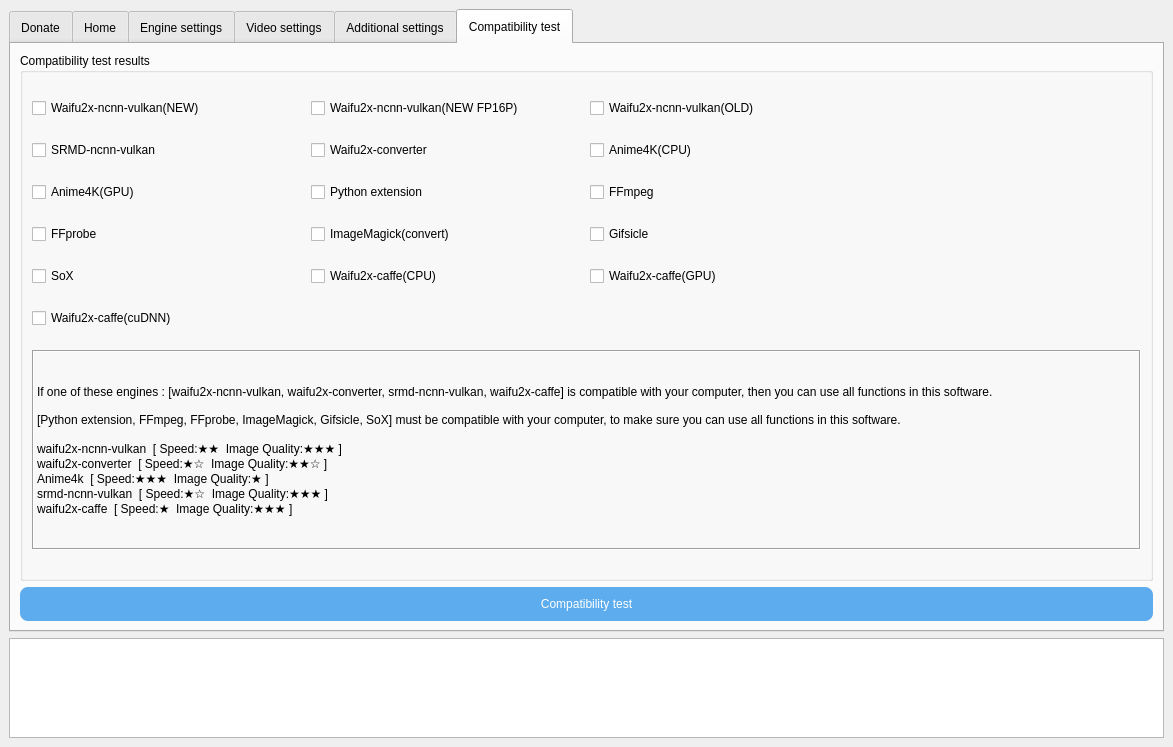
The window that SRC/Waifu2x-Extension-QT/mainwindow.ui (AaronFeng753/Waifu2x-Extension-GUI) describes before a commit, drawn with Qt 5.
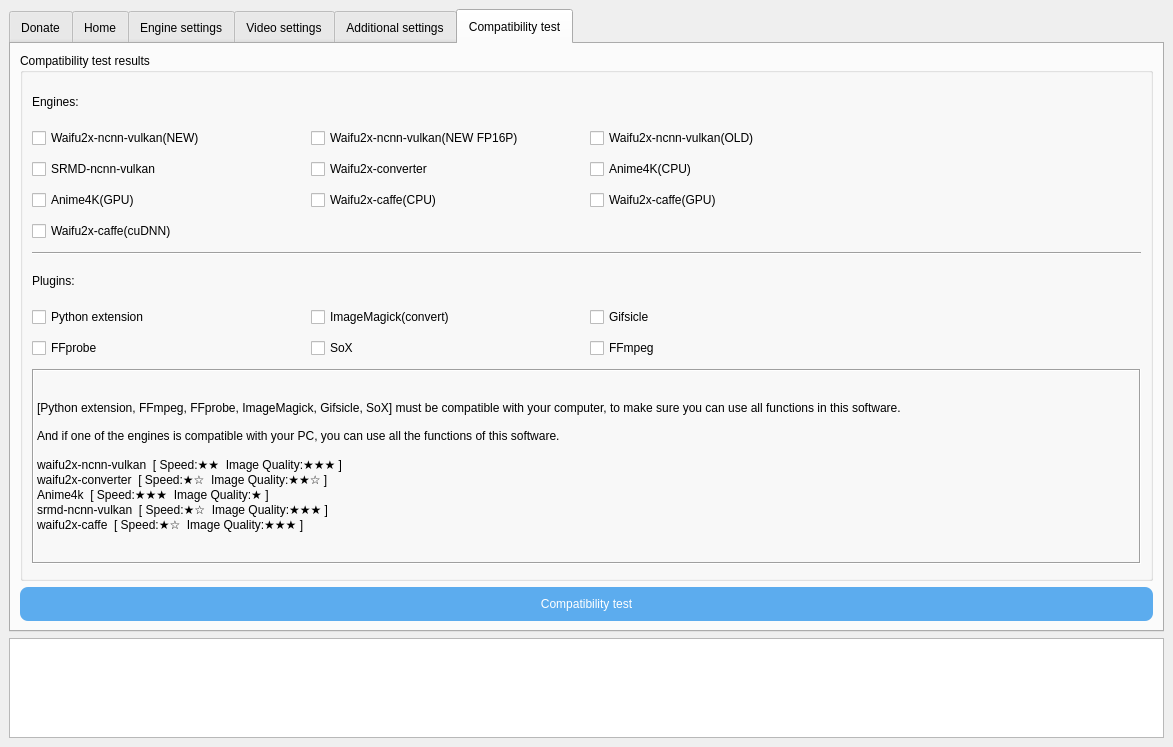
The same window after the commit. The open tabs and pages were chosen to show the change. Icons and pictures are not drawn.

Patch:
```diff
--- a/SRC/Waifu2x-Extension-QT/mainwindow.ui
+++ b/SRC/Waifu2x-Extension-QT/mainwindow.ui
@@ -4613,17 +4613,7 @@
            <string>Compatibility test results</string>
           </property>
           <layout class="QGridLayout" name="gridLayout_20">
-           <item row="3" column="2">
-            <widget class="QCheckBox" name="checkBox_isCompatible_Gifsicle">
-             <property name="toolTip">
-              <string>For processing GIF.</string>
-             </property>
-             <property name="text">
-              <string notr="true">Gifsicle</string>
-             </property>
-            </widget>
-           </item>
-           <item row="2" column="1">
+           <item row="7" column="0">
             <widget class="QCheckBox" name="checkBox_isCompatible_PythonExtension">
              <property name="toolTip">
               <string>Essential, for all sorts of functions.</string>
@@ -4633,7 +4623,211 @@
              </property>
             </widget>
            </item>
+           <item row="11" column="0" colspan="4">
+            <widget class="QLabel" name="label_2">
+             <property name="minimumSize">
+              <size>
+               <width>0</width>
+               <height>195</height>
+              </size>
+             </property>
+             <property name="maximumSize">
+              <size>
+               <width>16777215</width>
+               <height>195</height>
+              </size>
+             </property>
+             <property name="frameShape">
+              <enum>QFrame::Box</enum>
+             </property>
+             <property name="frameShadow">
+              <enum>QFrame::Sunken</enum>
+             </property>
+             <property name="text">
+              <string>[Python extension, FFmpeg, FFprobe, ImageMagick, Gifsicle, SoX] must be compatible with your computer, to make sure you can use all functions in this software.
+
+And if one of the engines is compatible with your PC, you can use all the functions of this software.
+
+waifu2x-ncnn-vulkan  [ Speed:★★  Image Quality:★★★ ]
+waifu2x-converter  [ Speed:★☆  Image Quality:★★☆ ]
+Anime4k  [ Speed:★★★  Image Quality:★ ]
+srmd-ncnn-vulkan  [ Speed:★☆  Image Quality:★★★ ]
+waifu2x-caffe  [ Speed:★☆  Image Quality:★★★ ]</string>
+             </property>
+             <property name="alignment">
+              <set>Qt::AlignLeading|Qt::AlignLeft|Qt::AlignVCenter</set>
+             </property>
+             <property name="wordWrap">
+              <bool>true</bool>
+             </property>
+            </widget>
+           </item>
+           <item row="8" column="1">
+            <widget class="QCheckBox" name="checkBox_isCompatible_SoX">
+             <property name="toolTip">
+              <string>For audio denoise(video).</string>
+             </property>
+             <property name="text">
+              <string notr="true">SoX</string>
+             </property>
+            </widget>
+           </item>
+           <item row="2" column="2">
+            <widget class="QCheckBox" name="checkBox_isCompatible_Anime4k_CPU">
+             <property name="enabled">
+              <bool>true</bool>
+             </property>
+             <property name="focusPolicy">
+              <enum>Qt::NoFocus</enum>
+             </property>
+             <property name="toolTip">
+              <string>Image processing engine.</string>
+             </property>
+             <property name="styleSheet">
+              <string notr="true">QCheckBox:disabled{
+	color: rgb(0, 0, 0);
+}</string>
+             </property>
+             <property name="text">
+              <string notr="true">Anime4K(CPU)</string>
+             </property>
+            </widget>
+           </item>
+           <item row="2" column="0">
+            <widget class="QCheckBox" name="checkBox_isCompatible_SRMD_NCNN_Vulkan">
+             <property name="enabled">
+              <bool>true</bool>
+             </property>
+             <property name="focusPolicy">
+              <enum>Qt::NoFocus</enum>
+             </property>
+             <property name="toolTip">
+              <string>Image processing engine.</string>
+             </property>
+             <property name="styleSheet">
+              <string notr="true">QCheckBox:disabled{
+	color: rgb(0, 0, 0);
+}</string>
+             </property>
+             <property name="text">
+              <string notr="true">SRMD-ncnn-vulkan</string>
+             </property>
+            </widget>
+           </item>
+           <item row="3" column="1">
+            <widget class="QCheckBox" name="checkBox_isCompatible_Waifu2x_Caffe_CPU">
+             <property name="text">
+              <string notr="true">Waifu2x-caffe(CPU)</string>
+             </property>
+            </widget>
+           </item>
            <item row="1" column="1">
+            <widget class="QCheckBox" name="checkBox_isCompatible_Waifu2x_NCNN_Vulkan_NEW_FP16P">
+             <property name="enabled">
+              <bool>true</bool>
+             </property>
+             <property name="focusPolicy">
+              <enum>Qt::NoFocus</enum>
+             </property>
+             <property name="toolTip">
+              <string>Image processing engine.</string>
+             </property>
+             <property name="styleSheet">
+              <string notr="true">QCheckBox:disabled{
+	color: rgb(0, 0, 0);
+}</string>
+             </property>
+             <property name="text">
+              <string>Waifu2x-ncnn-vulkan(NEW FP16P)</string>
+             </property>
+            </widget>
+           </item>
+           <item row="1" column="0">
+            <widget class="QCheckBox" name="checkBox_isCompatible_Waifu2x_NCNN_Vulkan_NEW">
+             <property name="enabled">
+              <bool>true</bool>
+             </property>
+             <property name="focusPolicy">
+              <enum>Qt::NoFocus</enum>
+             </property>
+             <property name="toolTip">
+              <string>Image processing engine.</string>
+             </property>
+             <property name="styleSheet">
+              <string notr="true">QCheckBox:disabled{
+	color: rgb(0, 0, 0);
+}</string>
+             </property>
+             <property name="text">
+              <string>Waifu2x-ncnn-vulkan(NEW)</string>
+             </property>
+             <property name="checkable">
+              <bool>true</bool>
+             </property>
+             <property name="checked">
+              <bool>false</bool>
+             </property>
+            </widget>
+           </item>
+           <item row="5" column="0" colspan="4">
+            <widget class="Line" name="line_16">
+             <property name="orientation">
+              <enum>Qt::Horizontal</enum>
+             </property>
+            </widget>
+           </item>
+           <item row="0" column="0">
+            <widget class="QLabel" name="label_58">
+             <property name="maximumSize">
+              <size>
+               <width>16777215</width>
+               <height>30</height>
+              </size>
+             </property>
+             <property name="text">
+              <string>Engines:</string>
+             </property>
+            </widget>
+           </item>
+           <item row="4" column="0">
+            <widget class="QCheckBox" name="checkBox_isCompatible_Waifu2x_Caffe_cuDNN">
+             <property name="text">
+              <string notr="true">Waifu2x-caffe(cuDNN)</string>
+             </property>
+            </widget>
+           </item>
+           <item row="1" column="2">
+            <widget class="QCheckBox" name="checkBox_isCompatible_Waifu2x_NCNN_Vulkan_OLD">
+             <property name="enabled">
+              <bool>true</bool>
+             </property>
+             <property name="focusPolicy">
+              <enum>Qt::NoFocus</enum>
+             </property>
+             <property name="toolTip">
+              <string>Image processing engine.</string>
+             </property>
+             <property name="styleSheet">
+              <string notr="true">QCheckBox:disabled{
+	color: rgb(0, 0, 0);
+}</string>
+             </property>
+             <property name="text">
+              <string>Waifu2x-ncnn-vulkan(OLD)</string>
+             </property>
+            </widget>
+           </item>
+           <item row="7" column="1">
+            <widget class="QCheckBox" name="checkBox_isCompatible_ImageMagick">
+             <property name="toolTip">
+              <string>For processing GIF.</string>
+             </property>
+             <property name="text">
+              <string notr="true">ImageMagick(convert)</string>
+             </property>
+            </widget>
+           </item>
+           <item row="2" column="1">
             <widget class="QCheckBox" name="checkBox_isCompatible_Waifu2x_Converter">
              <property name="enabled">
               <bool>true</bool>
@@ -4663,7 +4857,17 @@
              </property>
             </widget>
            </item>
-           <item row="2" column="0">
+           <item row="7" column="2">
+            <widget class="QCheckBox" name="checkBox_isCompatible_Gifsicle">
+             <property name="toolTip">
+              <string>For processing GIF.</string>
+             </property>
+             <property name="text">
+              <string notr="true">Gifsicle</string>
+             </property>
+            </widget>
+           </item>
+           <item row="3" column="0">
             <widget class="QCheckBox" name="checkBox_isCompatible_Anime4k_GPU">
              <property name="enabled">
               <bool>true</bool>
@@ -4684,46 +4888,14 @@
              </property>
             </widget>
            </item>
-           <item row="6" column="0" colspan="4">
-            <widget class="QLabel" name="label_2">
-             <property name="minimumSize">
-              <size>
-               <width>0</width>
-               <height>200</height>
-              </size>
-             </property>
-             <property name="maximumSize">
-              <size>
-               <width>16777215</width>
-               <height>200</height>
-              </size>
-             </property>
-             <property name="frameShape">
-              <enum>QFrame::Box</enum>
-             </property>
-             <property name="frameShadow">
-              <enum>QFrame::Sunken</enum>
-             </property>
+           <item row="3" column="2">
+            <widget class="QCheckBox" name="checkBox_isCompatible_Waifu2x_Caffe_GPU">
              <property name="text">
-              <string>If one of these engines : [waifu2x-ncnn-vulkan, waifu2x-converter, srmd-ncnn-vulkan, waifu2x-caffe] is compatible with your computer, then you can use all functions in this software.
-
-[Python extension, FFmpeg, FFprobe, ImageMagick, Gifsicle, SoX] must be compatible with your computer, to make sure you can use all functions in this software.
-
-waifu2x-ncnn-vulkan  [ Speed:★★  Image Quality:★★★ ]
-waifu2x-converter  [ Speed:★☆  Image Quality:★★☆ ]
-Anime4k  [ Speed:★★★  Image Quality:★ ]
-srmd-ncnn-vulkan  [ Speed:★☆  Image Quality:★★★ ]
-waifu2x-caffe  [ Speed:★  Image Quality:★★★ ]</string>
-             </property>
-             <property name="alignment">
-              <set>Qt::AlignLeading|Qt::AlignLeft|Qt::AlignVCenter</set>
-             </property>
-             <property name="wordWrap">
-              <bool>true</bool>
+              <string notr="true">Waifu2x-caffe(GPU)</string>
              </property>
             </widget>
            </item>
-           <item row="3" column="0">
+           <item row="8" column="0">
             <widget class="QCheckBox" name="checkBox_isCompatible_FFprobe">
              <property name="toolTip">
               <string>For processing Video.</string>
@@ -4733,131 +4905,20 @@
              </property>
             </widget>
            </item>
-           <item row="0" column="2">
-            <widget class="QCheckBox" name="checkBox_isCompatible_Waifu2x_NCNN_Vulkan_OLD">
-             <property name="enabled">
-              <bool>true</bool>
+           <item row="6" column="0">
+            <widget class="QLabel" name="label_59">
+             <property name="maximumSize">
+              <size>
+               <width>16777215</width>
+               <height>30</height>
+              </size>
              </property>
-             <property name="focusPolicy">
-              <enum>Qt::NoFocus</enum>
-             </property>
-             <property name="toolTip">
-              <string>Image processing engine.</string>
-             </property>
-             <property name="styleSheet">
-              <string notr="true">QCheckBox:disabled{
-	color: rgb(0, 0, 0);
-}</string>
-             </property>
              <property name="text">
-              <string>Waifu2x-ncnn-vulkan(OLD)</string>
+              <string>Plugins:</string>
              </property>
             </widget>
            </item>
-           <item row="3" column="1">
-            <widget class="QCheckBox" name="checkBox_isCompatible_ImageMagick">
-             <property name="toolTip">
-              <string>For processing GIF.</string>
-             </property>
-             <property name="text">
-              <string notr="true">ImageMagick(convert)</string>
-             </property>
-            </widget>
-           </item>
-           <item row="0" column="0">
-            <widget class="QCheckBox" name="checkBox_isCompatible_Waifu2x_NCNN_Vulkan_NEW">
-             <property name="enabled">
-              <bool>true</bool>
-             </property>
-             <property name="focusPolicy">
-              <enum>Qt::NoFocus</enum>
-             </property>
-             <property name="toolTip">
-              <string>Image processing engine.</string>
-             </property>
-             <property name="styleSheet">
-              <string notr="true">QCheckBox:disabled{
-	color: rgb(0, 0, 0);
-}</string>
-             </property>
-             <property name="text">
-              <string>Waifu2x-ncnn-vulkan(NEW)</string>
-             </property>
-             <property name="checkable">
-              <bool>true</bool>
-             </property>
-             <property name="checked">
-              <bool>false</bool>
-             </property>
-            </widget>
-           </item>
-           <item row="4" column="1">
-            <widget class="QCheckBox" name="checkBox_isCompatible_Waifu2x_Caffe_CPU">
-             <property name="text">
-              <string>Waifu2x-caffe(CPU)</string>
-             </property>
-            </widget>
-           </item>
-           <item row="0" column="1">
-            <widget class="QCheckBox" name="checkBox_isCompatible_Waifu2x_NCNN_Vulkan_NEW_FP16P">
-             <property name="enabled">
-              <bool>true</bool>
-             </property>
-             <property name="focusPolicy">
-              <enum>Qt::NoFocus</enum>
-             </property>
-             <property name="toolTip">
-              <string>Image processing engine.</string>
-             </property>
-             <property name="styleSheet">
-              <string notr="true">QCheckBox:disabled{
-	color: rgb(0, 0, 0);
-}</string>
-             </property>
-             <property name="text">
-              <string>Waifu2x-ncnn-vulkan(NEW FP16P)</string>
-             </property>
-            </widget>
-           </item>
-           <item row="4" column="0">
-            <widget class="QCheckBox" name="checkBox_isCompatible_SoX">
-             <property name="toolTip">
-              <string>For audio denoise(video).</string>
-             </property>
-             <property name="text">
-              <string notr="true">SoX</string>
-             </property>
-            </widget>
-           </item>
-           <item row="4" column="2">
-            <widget class="QCheckBox" name="checkBox_isCompatible_Waifu2x_Caffe_GPU">
-             <property name="text">
-              <string>Waifu2x-caffe(GPU)</string>
-             </property>
-            </widget>
-           </item>
-           <item row="1" column="2">
-            <widget class="QCheckBox" name="checkBox_isCompatible_Anime4k_CPU">
-             <property name="enabled">
-              <bool>true</bool>
-             </property>
-             <property name="focusPolicy">
-              <enum>Qt::NoFocus</enum>
-             </property>
-             <property name="toolTip">
-              <string>Image processing engine.</string>
-             </property>
-             <property name="styleSheet">
-              <string notr="true">QCheckBox:disabled{
-	color: rgb(0, 0, 0);
-}</string>
-             </property>
-             <property name="text">
-              <string notr="true">Anime4K(CPU)</string>
-             </property>
-            </widget>
-           </item>
-           <item row="2" column="2">
+           <item row="8" column="2">
             <widget class="QCheckBox" name="checkBox_isCompatible_FFmpeg">
              <property name="toolTip">
               <string>For processing GIF and Video.</string>
@@ -4867,34 +4928,6 @@
              </property>
             </widget>
            </item>
-           <item row="1" column="0">
-            <widget class="QCheckBox" name="checkBox_isCompatible_SRMD_NCNN_Vulkan">
-             <property name="enabled">
-              <bool>true</bool>
-             </property>
-             <property name="focusPolicy">
-              <enum>Qt::NoFocus</enum>
-             </property>
-             <property name="toolTip">
-              <string>Image processing engine.</string>
-             </property>
-             <property name="styleSheet">
-              <string notr="true">QCheckBox:disabled{
-	color: rgb(0, 0, 0);
-}</string>
-             </property>
-             <property name="text">
-              <string notr="true">SRMD-ncnn-vulkan</string>
-             </property>
-            </widget>
-           </item>
-           <item row="5" column="0">
-            <widget class="QCheckBox" name="checkBox_isCompatible_Waifu2x_Caffe_cuDNN">
-             <property name="text">
-              <string>Waifu2x-caffe(cuDNN)</string>
-             </property>
-            </widget>
-           </item>
           </layout>
          </widget>
         </item>
```
Left out of the diff: 442 changed lines with no effect on the pictures.
